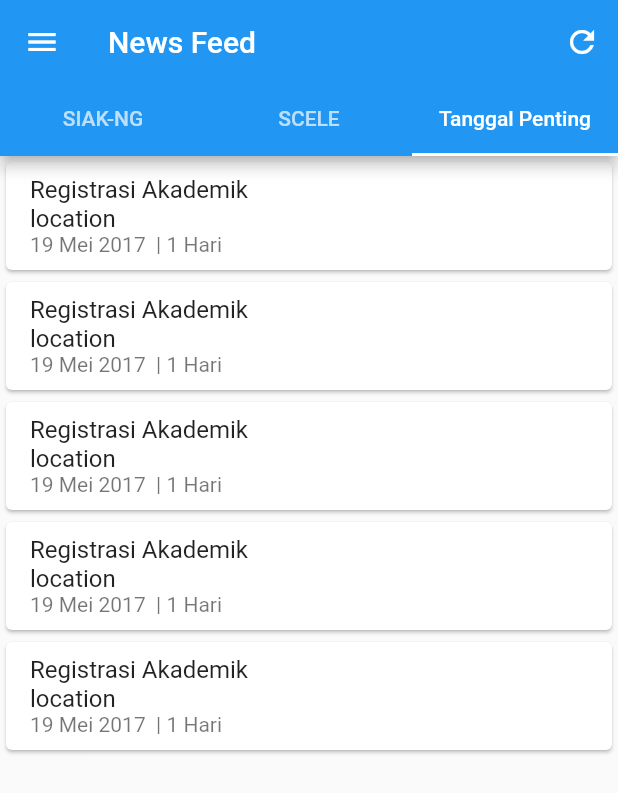
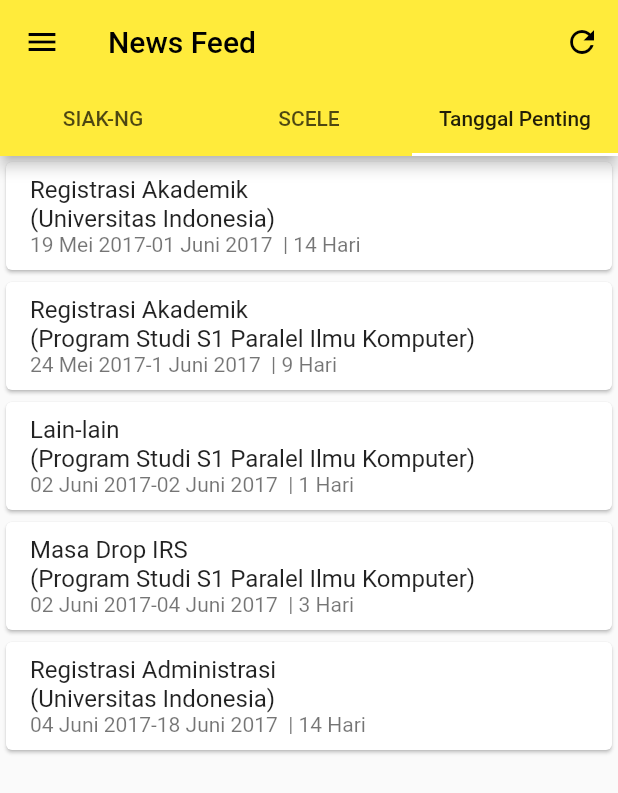
Before and after one commit to NurFajarSA/my_ui, a Flutter app: the screen it shows after launch, tab 3 chosen, on a phone screen of 412 x 824 dp. Shown: the top 793 px of the screen. Run offline on Flutter 3.47's test engine with Material 2 defaults, Android fonts, the light colour scheme and no system bars.

Commit message:
Challenge 2: Change Dummy Data & Theme Colors

```diff
--- a/lib/dummy_data.dart
+++ b/lib/dummy_data.dart
@@ -19,31 +19,31 @@
   Event(
       title: "Registrasi Akademik",
       description: "description",
-      date: "19 Mei 2017 ",
-      location: "location",
-      totalDay: 1),
+      date: "19 Mei 2017-01 Juni 2017 ",
+      location: "(Universitas Indonesia)",
+      totalDay: 14),
   Event(
       title: "Registrasi Akademik",
       description: "description",
-      date: "19 Mei 2017 ",
-      location: "location",
+      date: "24 Mei 2017-1 Juni 2017 ",
+      location: "(Program Studi S1 Paralel Ilmu Komputer)",
+      totalDay: 9),
+  Event(
+      title: "Lain-lain",
+      description: "description",
+      date: "02 Juni 2017-02 Juni 2017 ",
+      location: "(Program Studi S1 Paralel Ilmu Komputer)",
       totalDay: 1),
   Event(
-      title: "Registrasi Akademik",
+      title: "Masa Drop IRS",
       description: "description",
-      date: "19 Mei 2017 ",
-      location: "location",
-      totalDay: 1),
+      date: "02 Juni 2017-04 Juni 2017 ",
+      location: "(Program Studi S1 Paralel Ilmu Komputer)",
+      totalDay: 3),
   Event(
-      title: "Registrasi Akademik",
+      title: "Registrasi Administrasi",
       description: "description",
-      date: "19 Mei 2017 ",
-      location: "location",
-      totalDay: 1),
-  Event(
-      title: "Registrasi Akademik",
-      description: "description",
-      date: "19 Mei 2017 ",
-      location: "location",
-      totalDay: 1),
+      date: "04 Juni 2017-18 Juni 2017 ",
+      location: "(Universitas Indonesia)",
+      totalDay: 14),
 ];
--- a/lib/main.dart
+++ b/lib/main.dart
@@ -23,7 +23,7 @@
         // or simply save your changes to "hot reload" in a Flutter IDE).
         // Notice that the counter didn't reset back to zero; the application
         // is not restarted.
-        primarySwatch: Colors.blue,
+        primarySwatch: Colors.yellow,
       ),
       debugShowCheckedModeBanner: false,
       home: const HomePage(),
```
